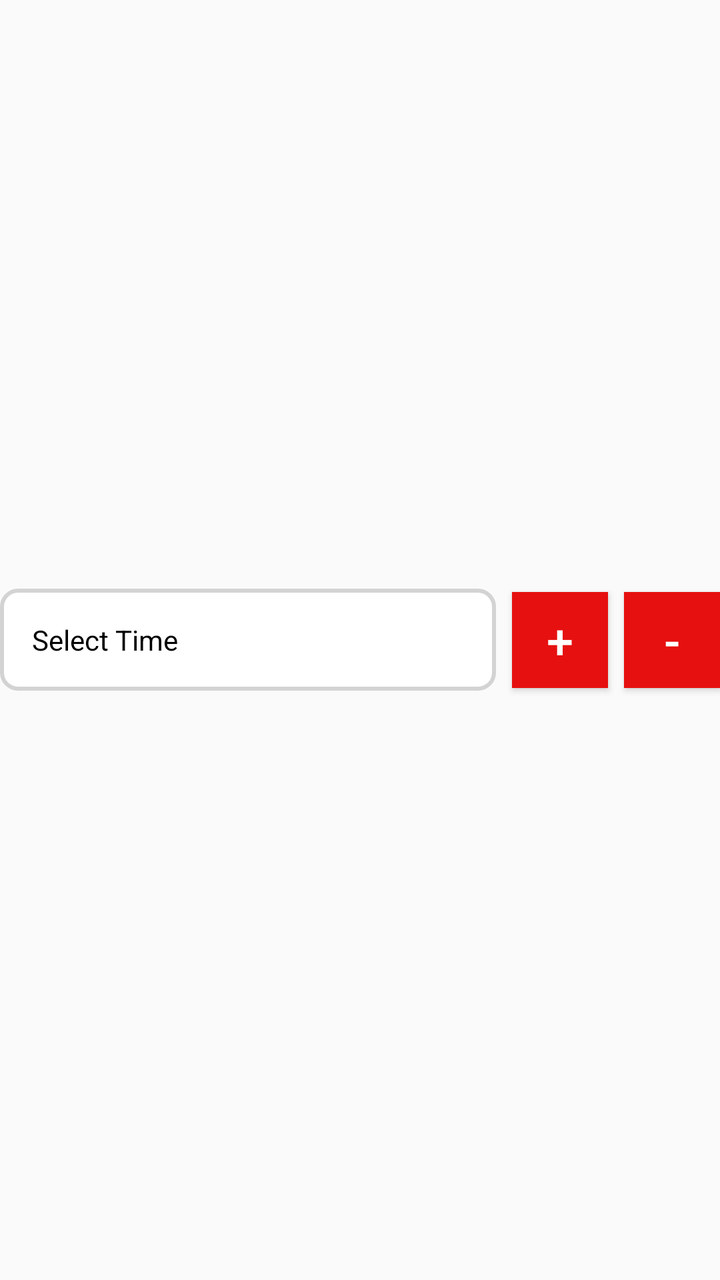
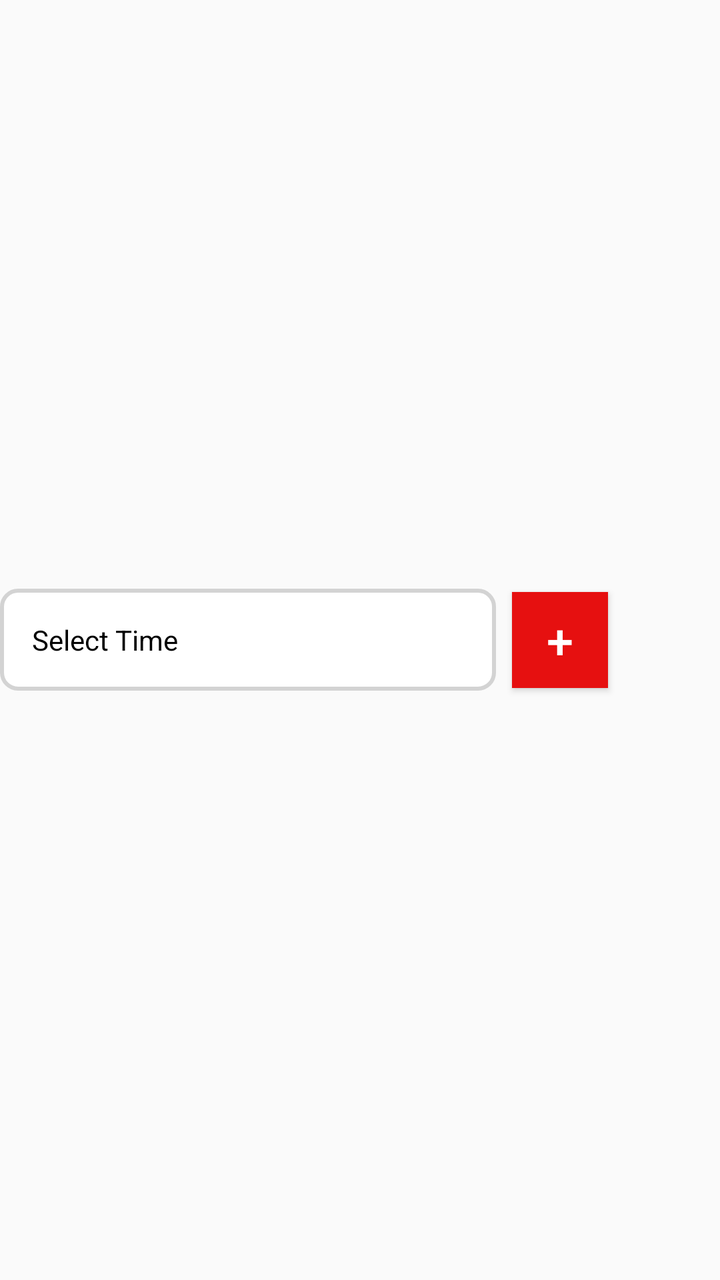

Before-and-after screenshots of an Android layout around one commit, followed by the original layout XML and the change that was made.
<!-- AndroidManifest.xml: application theme Theme.MyApplication -->
<!-- res/layout/time_picker_item.xml -->
<LinearLayout xmlns:android="http://schemas.android.com/apk/res/android"
    android:layout_width="match_parent"
    android:layout_height="wrap_content"
    android:orientation="horizontal"
    android:gravity="center_vertical">

    <TextView
        android:id="@+id/textViewTime"
        android:layout_width="0dp"
        android:layout_height="wrap_content"
        android:layout_weight="1"
        android:background="@drawable/edit_text_border"
        android:clickable="true"
        android:focusable="false"
        android:padding="16dp"
        android:text="Select Time"
        android:textColor="#000000"
        />

    <Button
        android:id="@+id/buttonAddTime"
        android:layout_width="wrap_content"
        android:layout_height="wrap_content"
        android:text="+"
        android:textSize="24sp"
        android:layout_marginStart="8dp"
        android:background="@color/colorPrimary"
        android:textColor="#FFFFFF"
        android:minWidth="48dp"
        android:minHeight="48dp"/>

    <Button
        android:id="@+id/buttonRemoveTime"
        android:layout_width="wrap_content"
        android:layout_height="wrap_content"
        android:text="-"
        android:textSize="24sp"
        android:layout_marginStart="8dp"
        android:background="@color/colorPrimary"
        android:textColor="#FFFFFF"
        android:minWidth="48dp"
        android:minHeight="48dp"/>


</LinearLayout>
<!-- resources referenced by this layout -->
<resources>
  <color name="colorPrimary">#e61010</color>
  <!-- drawable edit_text_border (drawable) -->
  <?xml version="1.0" encoding="utf-8"?>
  <shape xmlns:android="http://schemas.android.com/apk/res/android">
      <solid android:color="#FFFFFF"/>
      <stroke android:color="#D3D3D3" android:width="2dp"/>
      <corners android:radius="8dp"/>
      <padding android:left="8dp" android:top="8dp" android:right="8dp" android:bottom="8dp"/>
  </shape>
  <style name="Theme.MyApplication" parent="Theme.AppCompat.Light.DarkActionBar">
  
          <item name="android:statusBarColor">#f5f5f5</item>
          <item name="colorPrimary">@color/colorPrimary</item>
          <item name="colorPrimaryDark">@color/colorPrimaryDark</item>
          <item name="colorAccent">@color/colorAccent</item>
          <item name="buttonStyle">@style/MyButtonStyle</item>
          <item name="android:textAllCaps">false</item>
  
      </style>
  <color name="colorPrimaryDark">#3700B3</color>
  <color name="colorAccent">#ff9999</color>
  <style name="MyButtonStyle" parent="Widget.AppCompat.Button">
          <item name="android:backgroundTint">@color/colorPrimary</item>
      </style>
</resources>

<!-- the commit's change to res/layout/time_picker_item.xml (unified diff, before → after) -->
@@ -39,7 +39,8 @@
         android:background="@color/colorPrimary"
         android:textColor="#FFFFFF"
         android:minWidth="48dp"
-        android:minHeight="48dp"/>
+        android:minHeight="48dp"
+    android:visibility="invisible"/>
 
 
 </LinearLayout>
